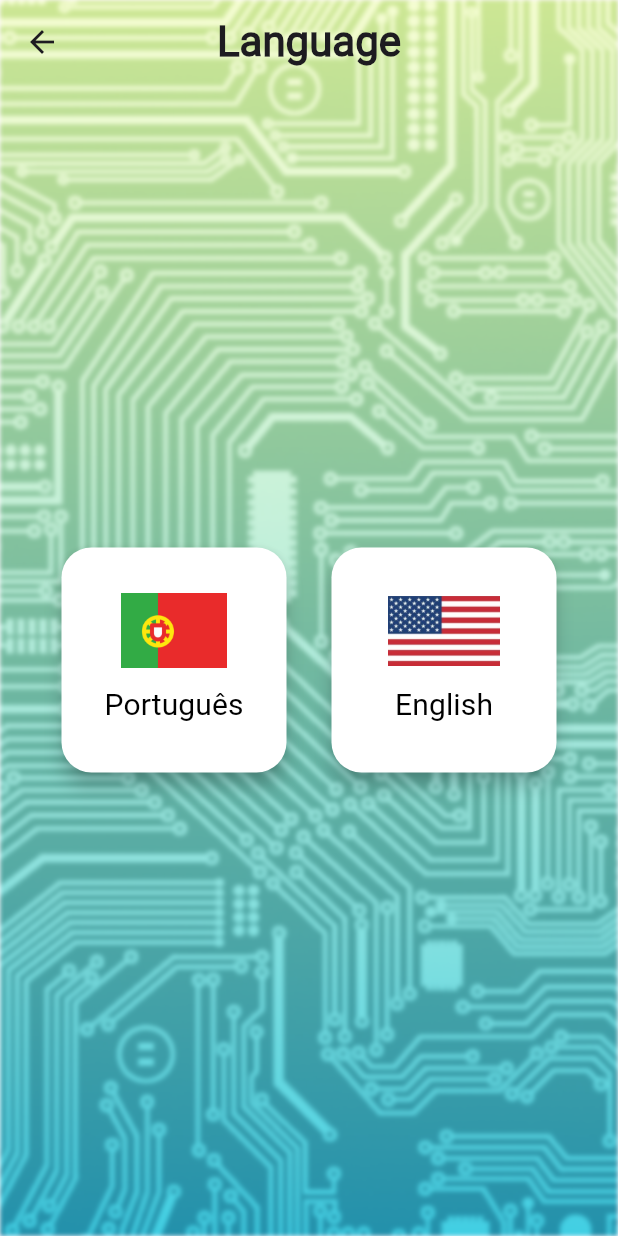
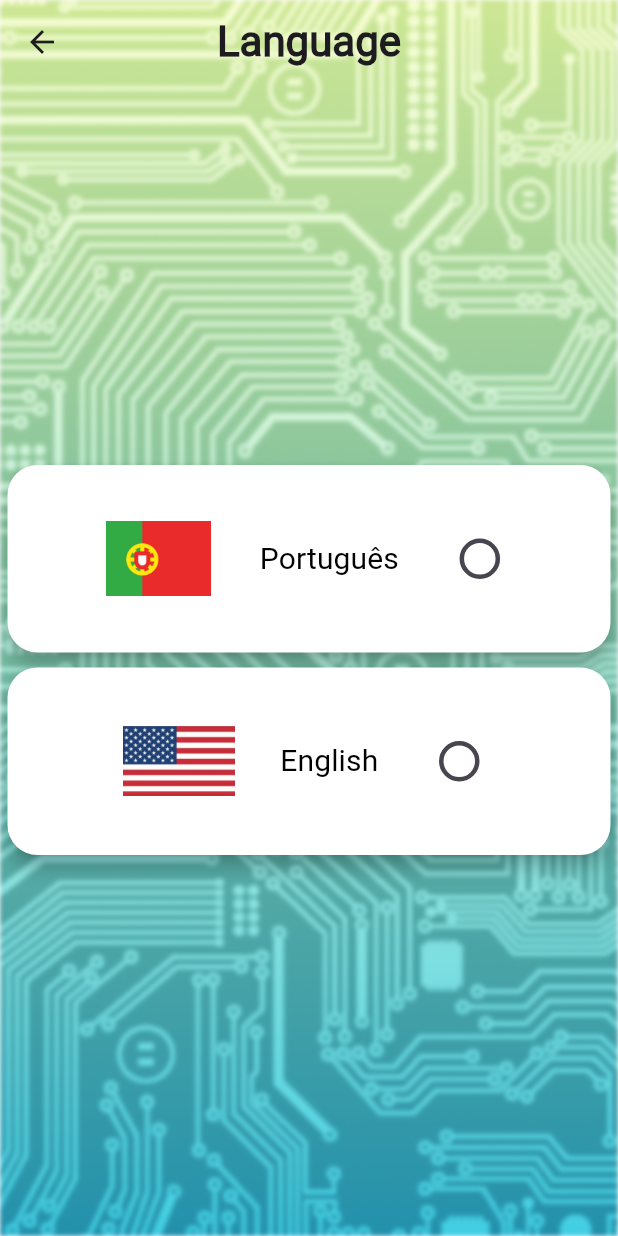
Before and after one commit to ComputacaoMovel2024/tp-c_dingo, a Flutter app: the LanguagePage screen opened directly, on a phone screen of 412 x 824 dp. Run offline on Flutter 3.47's test engine with Material 3 defaults, Android fonts, the phone set to English and light mode, and no system bars; our stand-ins replace shared_preferences; accounts and stored records are empty.

Commit message:
Design das páginas acabado
Design das páginas das definições completas, restando apenas as suas funcionalidades
Correções de alguns erros
Reestruturação de algumas classes
Otimizações gerais

```diff
--- /dev/null
+++ b/dingo/lib/dart_classes_aux/custom_language_button.dart
@@ -0,0 +1,74 @@
+import 'package:flutter/material.dart';
+
+class CustomLanguageButton extends StatefulWidget {
+  final String languageIcon;
+  final String languageText;
+  final String preferenceKey;
+  final bool isSelected;
+  final VoidCallback onSelected;
+
+  const CustomLanguageButton({
+    super.key,
+    required this.languageIcon,
+    required this.languageText,
+    required this.preferenceKey,
+    required this.isSelected,
+    required this.onSelected,
+  });
+
+  @override
+  State<CustomLanguageButton> createState() => _CustomLanguageButtonState();
+}
+
+class _CustomLanguageButtonState extends State<CustomLanguageButton> {
+  @override
+  Widget build(BuildContext context) {
+    return Container(
+      width: 450,
+      height: 125,
+      margin: const EdgeInsets.all(5),
+      child: ElevatedButton(
+        onPressed: widget.onSelected,
+        style: ElevatedButton.styleFrom(
+          elevation: 5,
+          backgroundColor: Colors.white,
+          shape: const RoundedRectangleBorder(
+            borderRadius: BorderRadius.all(Radius.circular(20)),
+          ),
+        ),
+        child: Row(
+          mainAxisAlignment: MainAxisAlignment.center,
+          mainAxisSize: MainAxisSize.min,
+          children: <Widget>[
+            Image.asset(
+              widget.languageIcon,
+              width: 75,
+              height: 50,
+            ),
+            const SizedBox(width: 30),
+            Text(
+              widget.languageText,
+              style: const TextStyle(fontSize: 20, color: Colors.black),
+            ),
+            const SizedBox(width: 30),
+            Theme(
+              data: ThemeData(
+                unselectedWidgetColor: Colors.grey, // Your color
+              ),
+              child: Transform.scale(
+                scale: 1.5, // Make the checkbox bigger if needed
+                child: Checkbox(
+                  shape: const CircleBorder(),
+                  value: widget.isSelected,
+                  onChanged: (bool? value) {
+                    widget.onSelected();
+                  },
+                ),
+              ),
+            ),
+          ],
+        ),
+      ),
+    );
+  }
+}
--- a/dingo/lib/settings/language_page.dart
+++ b/dingo/lib/settings/language_page.dart
@@ -1,4 +1,7 @@
 import 'package:flutter/material.dart';
+
+import 'package:dingo/dart_classes_aux/custom_language_button.dart';
+import 'package:dingo/dart_classes_aux/shared_preferences_manager.dart';
 
 import 'dart:ui' as ui;
 
@@ -10,6 +13,36 @@ class LanguagePage extends StatefulWidget {
 }
 
 class _LanguagePageState extends State<LanguagePage> {
+  final SharedPreferencesManager _prefsManager = SharedPreferencesManager();
+  String _selectedLanguageKey = '';
+
+  @override
+  void initState() {
+    super.initState();
+    _loadSelectedLanguage();
+  }
+
+  //Carregar os valores armazenados nas Shared Preferences
+  Future<void> _loadSelectedLanguage() async {
+    await _prefsManager.init(); //Verificar que as SharedPreferences estão inicializadas
+    setState(() {
+      _selectedLanguageKey = _prefsManager.getString('selected_language', '');
+    });
+  }
+
+  //Salvar os valores do Username nas SharedPreferences
+  Future<void> _saveSelectedLanguage(String preferenceKey) async {
+    await _prefsManager.setString('selected_language', preferenceKey);
+  }
+
+  //Quando uma das linguagens é selecionada
+  void _onLanguageSelected(String preferenceKey) {
+    setState(() {
+      _selectedLanguageKey = preferenceKey;
+    });
+    _saveSelectedLanguage(preferenceKey);
+  }
+
   @override
   Widget build(BuildContext context) {
     return Scaffold(
@@ -41,74 +74,28 @@ class _LanguagePageState extends State<LanguagePage> {
                     mainAxisAlignment: MainAxisAlignment.center,
                     mainAxisSize: MainAxisSize.min,
                     children: <Widget>[
-                      Row(
-                        mainAxisAlignment: MainAxisAlignment.center,
-                        children: <Widget>[
-                          Container(
-                            width: 150,
-                            height: 150,
-                            margin: const EdgeInsets.all(5),
-                            child: ElevatedButton(
-                              onPressed: () {},
-                              style: ElevatedButton.styleFrom(
-                                elevation: 5,
-                                backgroundColor: Colors.white,
-                                shape: const RoundedRectangleBorder(
-                                  borderRadius: BorderRadius.all(Radius.circular(20)),
-                                ),
-                              ),
-                              child: Column(
-                                mainAxisAlignment: MainAxisAlignment.center,
-                                children: [
-                                  Image.asset(
-                                    'lib/assets/portugal_flag.png',
-                                    width: 75,
-                                    height: 50,
-                                  ),
-                                  const SizedBox(height: 10),
-                                  const Text('Português', style: TextStyle(fontSize: 20, color: Colors.black)),
-                                ],
-                              ),
-                            ),
-                          ),
-                          const SizedBox(width: 20),
-                          Container(
-                            width: 150,
-                            height: 150,
-                            margin: const EdgeInsets.all(5),
-                            child: ElevatedButton(
-                              onPressed: () {},
-                              style: ElevatedButton.styleFrom(
-                                elevation: 5,
-                                backgroundColor: Colors.white,
-                                shape: const RoundedRectangleBorder(
-                                  borderRadius: BorderRadius.all(Radius.circular(20)),
-                                ),
-                              ),
-                              child: Column(
-                                mainAxisAlignment: MainAxisAlignment.center,
-                                children: [
-                                  Image.asset(
-                                    'lib/assets/usa_flag.png',
-                                    width: 75,
-                                    height: 50,
-                                  ),
-                                  const SizedBox(height: 10),
-                                  const Text('English', style: TextStyle(fontSize: 20, color: Colors.black)),
-                                ],
-                              ),
-                            ),
-                          ),
-                        ],
-                      )
+                      CustomLanguageButton(
+                        languageIcon: 'lib/assets/portugal_flag.png',
+                        languageText: 'Português',
+                        preferenceKey: 'portuguese',
+                        isSelected: _selectedLanguageKey == 'portuguese',
+                        onSelected: () => _onLanguageSelected('portuguese'),
+                      ),
+                      CustomLanguageButton(
+                        languageIcon: 'lib/assets/usa_flag.png',
+                        languageText: 'English',
+                        preferenceKey: 'english',
+                        isSelected: _selectedLanguageKey == 'english',
+                        onSelected: () => _onLanguageSelected('english'),
+                      ),
                     ],
                   ),
                 ),
               ),
             ],
-          )
+          ),
         ],
-      )
+      ),
     );
   }
 }
```
Also changed, not shown: dingo/lib/dart_classes_aux/custom_privacy_toggle.dart (added, +80 -0 lines), dingo/lib/settings/credits_page.dart (added, +157 -0 lines), dingo/lib/settings/privacy_page.dart (added, +70 -0 lines), dingo/lib/settings/settings_page.dart (+39 -4 lines), dingo/lib/settings/support_page.dart (added, +159 -0 lines).
